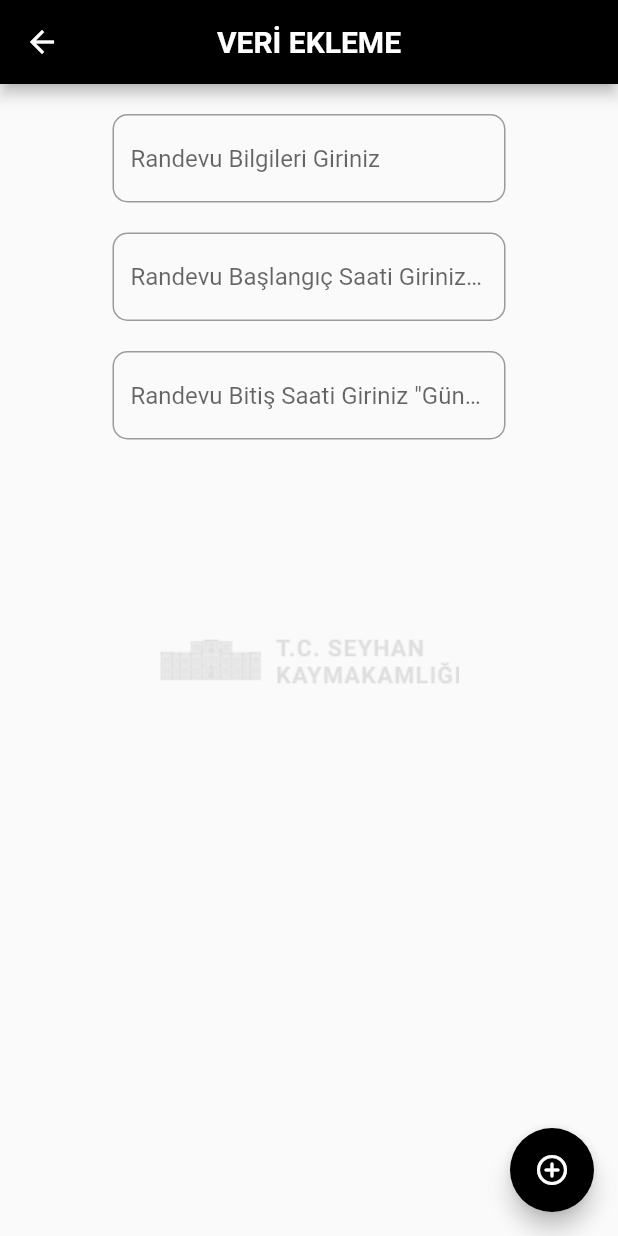
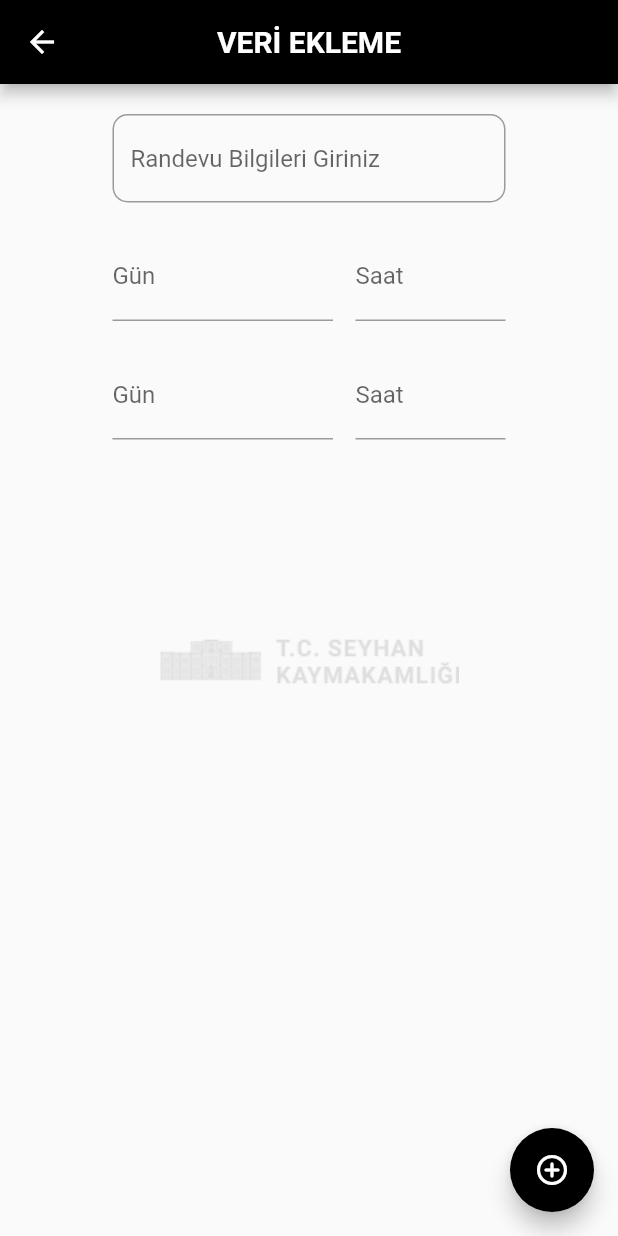
Before and after one commit to erdalkama/Randevu-Takvimi, a Flutter app: the screen it shows after launch, after a tap on the "person add alt" icon, on a phone screen of 412 x 824 dp. Run offline on Flutter 3.47's test engine with Material 2 defaults, Android fonts, the phone set to English and light mode, and no system bars; drawn by our look-alikes of date_time_picker; our stand-ins replace cloud_firestore, connectivity_plus, easy_localization, firebase_auth, firebase_core, syncfusion_flutter_calendar; missing offline and left inert: syncfusion_localizations; accounts and stored records are empty.

Commit message:
PROJE TAMAMLANDI

```diff
--- a/seyhan_kaymakamligi/lib/ekleme.dart
+++ b/seyhan_kaymakamligi/lib/ekleme.dart
@@ -1,6 +1,10 @@
+// ignore_for_file: deprecated_member_use
+
 import 'package:cloud_firestore/cloud_firestore.dart';
+import 'package:date_time_picker/date_time_picker.dart';
 import 'package:flutter/material.dart';
 import 'package:seyhan_kaymakamligi/home_page.dart';
+import 'package:seyhan_kaymakamligi/kullanici_adi.dart';
 
 class Ekleme extends StatefulWidget {
   const Ekleme({Key? key}) : super(key: key);
@@ -15,6 +19,9 @@ class _EklemeState extends State<Ekleme> {
   TextEditingController bitisController = TextEditingController();
   final _firestore = FirebaseFirestore.instance;
   final databaseReference = FirebaseFirestore.instance;
+  late String dateBaslangic;
+  late String dateBitis;
+
   @override
   Widget build(BuildContext context) {
     CollectionReference databaseReference = _firestore.collection('Event');
@@ -59,36 +66,43 @@ class _EklemeState extends State<Ekleme> {
                   ),
                 ),
                 const SizedBox(height: 20.0),
-                TextFormField(
-                  validator: (input) {
-                    if (input!.isEmpty) {
-                      return "00/00/0000 00:00 Formatonda Giriniz";
-                    }
+                DateTimePicker(
+                  cursorColor: Colors.black,
+                  type: DateTimePickerType.dateTimeSeparate,
+                  dateMask: 'dd/MM/yyyy',
+                  initialValue: '',
+                  firstDate: DateTime(2000),
+                  lastDate: DateTime(2100),
+                  dateLabelText: 'Gün',
+                  timeLabelText: 'Saat',
+                  onChanged: (val) {
+                    print(val);
+                    dateBaslangic = val;
+                  },
+                  validator: (val) {
+                    print(val);
                     return null;
                   },
-                  controller: baslangicController,
-                  decoration: InputDecoration(
-                    hintText:
-                        'Randevu Başlangıç Saati Giriniz "Gün/Ay/Yıl Saat:Dakika"',
-                    border: OutlineInputBorder(
-                        borderRadius: BorderRadius.circular(10.0)),
-                  ),
+                  onSaved: (val) => print(val),
                 ),
                 const SizedBox(height: 20.0),
-                TextFormField(
-                  validator: (input) {
-                    if (input!.isEmpty) {
-                      return "00/00/0000 00:00 Formatonda Giriniz";
-                    }
+                DateTimePicker(
+                  type: DateTimePickerType.dateTimeSeparate,
+                  dateMask: 'dd/MM/yyyy',
+                  initialValue: '',
+                  firstDate: DateTime(2000),
+                  lastDate: DateTime(2100),
+                  dateLabelText: 'Gün',
+                  timeLabelText: 'Saat',
+                  onChanged: (val) {
+                    print(val);
+                    dateBitis = val;
+                  },
+                  validator: (val) {
+                    print(val);
                     return null;
                   },
-                  controller: bitisController,
-                  decoration: InputDecoration(
-                    hintText:
-                        'Randevu Bitiş Saati Giriniz "Gün/Ay/Yıl Saat:Dakika"',
-                    border: OutlineInputBorder(
-                        borderRadius: BorderRadius.circular(10.0)),
-                  ),
+                  onSaved: (val) => print(val),
                 ),
               ],
             ),
@@ -100,8 +114,10 @@ class _EklemeState extends State<Ekleme> {
         onPressed: () async {
           Map<String, dynamic> eventData = {
             'Subject': randevuController.text,
-            'StartTime': baslangicController.text,
-            'EndTime': bitisController.text,
+            'StartTime': dateBaslangic,
+            'EndTime': dateBitis,
+            'kayit_tarihi': DateTime.now(),
+            'EtkinlikOluşturanKişi': Kullanicikaydi.email,
           };
           await databaseReference.doc().set(eventData);
           Navigator.push(context,
--- a/seyhan_kaymakamligi/lib/home_page.dart
+++ b/seyhan_kaymakamligi/lib/home_page.dart
@@ -5,6 +5,7 @@ import 'package:cloud_firestore/cloud_firestore.dart';
 import 'package:easy_localization/easy_localization.dart';
 import 'package:flutter/material.dart';
 import 'package:flutter/scheduler.dart';
+import 'package:seyhan_kaymakamligi/kullanici_adi.dart';
 import 'package:seyhan_kaymakamligi/randevu.dart';
 import 'package:syncfusion_flutter_calendar/calendar.dart';
 import 'ekleme.dart';
@@ -19,14 +20,16 @@ class HomePage extends StatefulWidget {
 class _HomePageState extends State<HomePage> {
   final List<Color> _colorCollection = <Color>[];
   MeetingDataSource? events;
-  final List<String> options = <String>['SİL'];
+  final List<String> options = <String>[
+    'SİL', /*'GÜNCELLE'*/
+  ];
   final databaseReference = FirebaseFirestore.instance;
+  final logReference = FirebaseFirestore.instance;
   final _firestore = FirebaseFirestore.instance;
   TextEditingController randevuController = TextEditingController();
   TextEditingController baslangicController = TextEditingController();
   TextEditingController bitisController = TextEditingController();
   Meeting? _selectedAppointment;
-
   @override
   void initState() {
     _selectedAppointment = null;
@@ -47,8 +50,8 @@ class _HomePageState extends State<HomePage> {
         .map((e) => Meeting(
             id: e.id,
             eventName: e.data()['Subject'],
-            from: DateFormat('dd/MM/yyyy HH:mm').parse(e.data()['StartTime']),
-            to: DateFormat('dd/MM/yyyy HH:mm').parse(e.data()['EndTime']),
+            from: DateFormat('yyyy-MM-dd HH:mm').parse(e.data()['StartTime']),
+            to: DateFormat('yyyy-MM-dd HH:mm').parse(e.data()['EndTime']),
             background: _colorCollection[random.nextInt(18)],
             isAllDay: false))
         .toList();
@@ -60,6 +63,7 @@ class _HomePageState extends State<HomePage> {
   @override
   Widget build(BuildContext context) {
     CollectionReference databaseReference = _firestore.collection('Event');
+    CollectionReference logReference = _firestore.collection('SilenKisi');
     return Scaffold(
       resizeToAvoidBottomInset: false,
       appBar: AppBar(
@@ -81,6 +85,14 @@ class _HomePageState extends State<HomePage> {
                         <Meeting>[_selectedAppointment!]);
 
                     databaseReference.doc(_selectedAppointment?.id).delete();
+                    Map<String, dynamic> deleteData = {
+                      'silenKisi': Kullanicikaydi.email,
+                      'silmeZamanı': DateTime.now(),
+                      'KonuAdi': _selectedAppointment!.eventName,
+                      'EtkinlikBaşlangıçTarihi': _selectedAppointment!.from,
+                      'EtkinlikBitişTarihi': _selectedAppointment!.to,
+                    };
+                    logReference.doc().set(deleteData);
                   } else if (_selectedAppointment == null) {
                     showDialog(
                         context: context,
@@ -136,11 +148,11 @@ class _HomePageState extends State<HomePage> {
             onTap: calendarTapped,
             headerHeight: 30,
             todayHighlightColor: Colors.black,
-            allowAppointmentResize: true,
             view: CalendarView.month,
             allowViewNavigation: true,
             dataSource: events,
             firstDayOfWeek: 1,
+            showDatePickerButton: true,
             allowedViews: const <CalendarView>[
               CalendarView.month,
               CalendarView.week,
@@ -194,8 +206,9 @@ class _HomePageState extends State<HomePage> {
   }
 
   void calendarTapped(CalendarTapDetails calendarTapDetails) {
-    if (calendarTapDetails.targetElement == CalendarElement.agenda ||
-        calendarTapDetails.targetElement == CalendarElement.appointment) {
+    if ((calendarTapDetails.appointments!.isNotEmpty) &&
+        (calendarTapDetails.targetElement == CalendarElement.agenda ||
+            calendarTapDetails.targetElement == CalendarElement.appointment)) {
       final Meeting appointment = calendarTapDetails.appointments![0];
       _selectedAppointment = appointment;
     }
@@ -206,38 +219,31 @@ class MeetingDataSource extends CalendarDataSource {
   MeetingDataSource(List<Meeting> source) {
     appointments = source;
   }
-
   @override
   DateTime getStartTime(int index) {
     return appointments![index].from;
   }
-
   @override
   DateTime getEndTime(int index) {
     return appointments![index].to;
   }
-
   @override
   bool isAllDay(int index) {
     return appointments![index].isAllDay;
   }
-
   @override
   String getSubject(int index) {
     return appointments![index].eventName;
   }
-
   @override
   String getId(int index) {
     return appointments![index].id;
   }
-
   @override
   Color getColor(int index) {
     return appointments![index].background;
   }
 }
-
 class Meeting {
   String? eventName;
   DateTime? from;
@@ -245,7 +251,6 @@ class Meeting {
   Color? background;
   bool? isAllDay;
   String? id;
-
   Meeting(
       {this.eventName,
       this.from,
--- /dev/null
+++ b/seyhan_kaymakamligi/lib/kullanici_adi.dart
@@ -0,0 +1,3 @@
+class Kullanicikaydi {
+  static String? email;
+}
--- a/seyhan_kaymakamligi/lib/main.dart
+++ b/seyhan_kaymakamligi/lib/main.dart
@@ -2,6 +2,7 @@
 
 import 'package:firebase_core/firebase_core.dart';
 import 'package:flutter_localizations/flutter_localizations.dart';
+import 'package:seyhan_kaymakamligi/ekleme.dart';
 import 'package:seyhan_kaymakamligi/randevu.dart';
 import 'package:seyhan_kaymakamligi/splash.dart';
 import 'package:flutter/material.dart';
@@ -34,7 +35,7 @@ class AnaGiris extends StatelessWidget {
         const Locale('en'),
       ],
       theme: ThemeData(
-        primaryColor: Color.fromARGB(255, 255, 255, 255),
+        primaryColor: Color.fromARGB(255, 0, 0, 0),
         colorScheme: ColorScheme.fromSwatch()
             .copyWith(secondary: Color.fromARGB(255, 0, 0, 0)),
       ),
--- a/seyhan_kaymakamligi/pubspec.yaml
+++ b/seyhan_kaymakamligi/pubspec.yaml
@@ -30,7 +30,6 @@ dependencies:
   flutter:
     sdk: flutter
 
-
   # The following adds the Cupertino Icons font to your application.
   # Use with the CupertinoIcons class for iOS style icons.
   cupertino_icons: ^1.0.2
@@ -46,13 +45,14 @@ dependencies:
   table_calendar: ^3.0.4
   syncfusion_localizations: ^19.4.56
   easy_localization: ^3.0.0
+  date_time_picker: "^2.1.0"
+  flutter_launcher_icons: ^0.9.2
   flutter_localizations:
     sdk: flutter
 
 dev_dependencies:
   flutter_test:
     sdk: flutter
-
   # The "flutter_lints" package below contains a set of recommended lints to
   # encourage good coding practices. The lint set provided by the package is
   # activated in the `analysis_options.yaml` file located at the root of your
```
Also changed, not shown: seyhan_kaymakamligi/lib/login.dart (+16 -5 lines), seyhan_kaymakamligi/lib/randevu.dart (+21 -2 lines), seyhan_kaymakamligi/firebase.json (added), seyhan_kaymakamligi/pubspec.lock, 10 other files.
